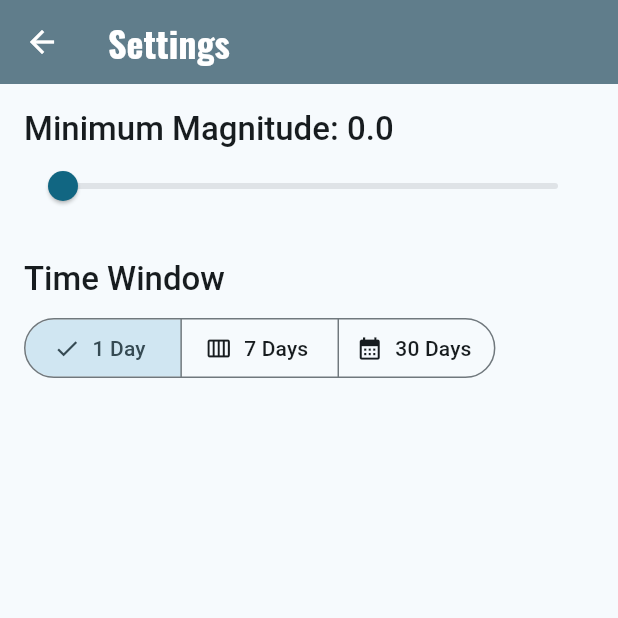
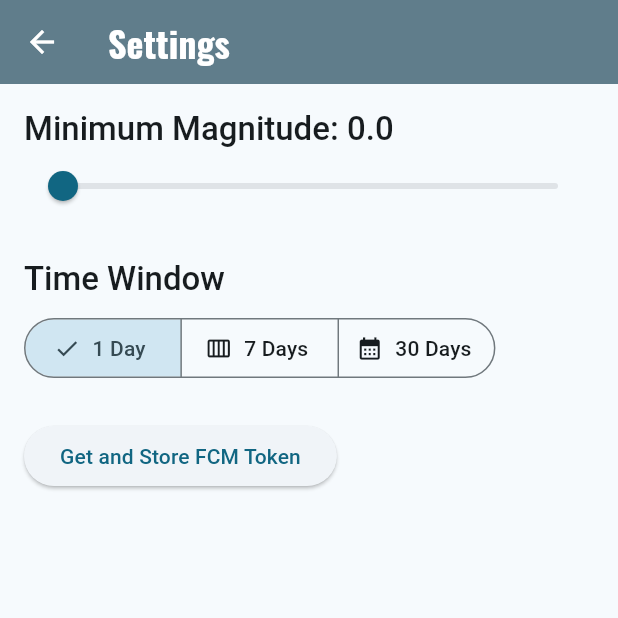
Before and after one commit to Donavin97/quake, a Flutter app: the SettingsScreen screen opened by its route, on a phone screen of 412 x 824 dp, the top half of it. Run offline on Flutter 3.47's test engine with Material 3 defaults, Android fonts, the phone set to English and light mode, and no system bars; our stand-ins replace cloud_firestore, firebase_core, firebase_messaging, flutter_local_notifications, go_router, google_fonts; accounts and stored records are empty; network calls fail.

Commit message:
feat: Add button to get FCM ID in settings page

```diff
--- a/lib/screens/settings_screen.dart
+++ b/lib/screens/settings_screen.dart
@@ -2,9 +2,23 @@
 import 'package:flutter/material.dart';
 import 'package:provider/provider.dart';
 import '../providers/settings_provider.dart';
+import 'package:firebase_messaging/firebase_messaging.dart';
+import 'package:cloud_firestore/cloud_firestore.dart';
 
 class SettingsScreen extends StatelessWidget {
   const SettingsScreen({super.key});
+
+  void _getAndStoreFCMToken() async {
+    final fcmToken = await FirebaseMessaging.instance.getToken();
+    if (fcmToken != null) {
+      print('FCM Token: $fcmToken');
+      // Store the token in Firestore
+      await FirebaseFirestore.instance.collection('fcmTokens').doc(fcmToken).set({
+        'token': fcmToken,
+        'createdAt': FieldValue.serverTimestamp(),
+      });
+    }
+  }
 
   @override
   Widget build(BuildContext context) {
@@ -62,6 +76,11 @@ class SettingsScreen extends StatelessWidget {
                     settings.setTimeWindow(newSelection.first);
                   },
                 ),
+                const SizedBox(height: 24),
+                ElevatedButton(
+                  onPressed: _getAndStoreFCMToken,
+                  child: const Text('Get and Store FCM Token'),
+                ),
               ],
             );
           },
```
